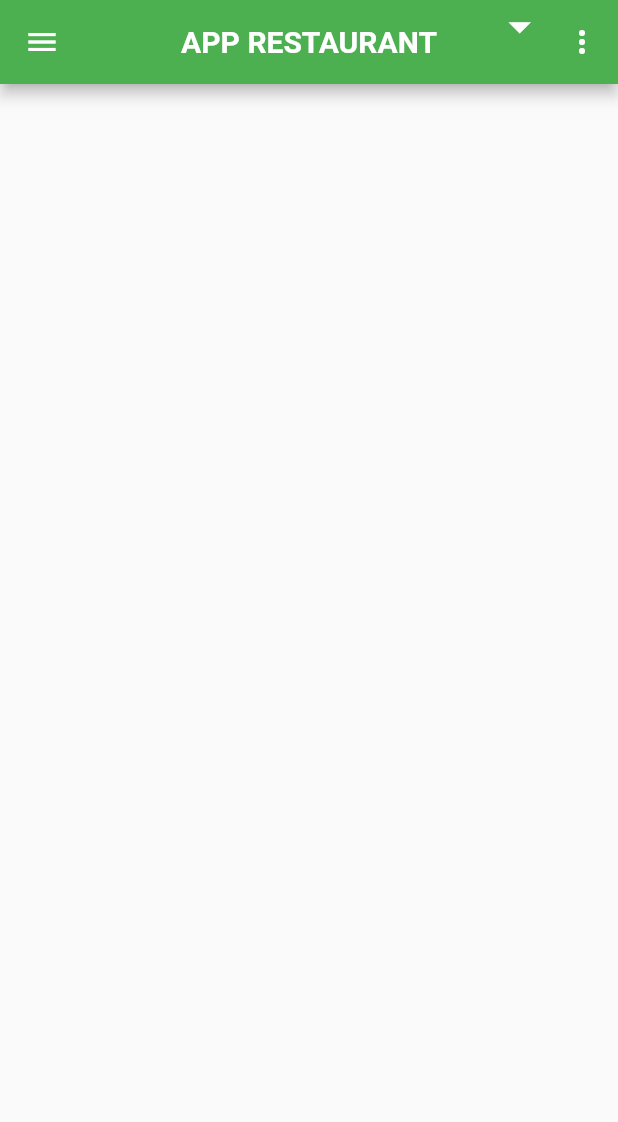
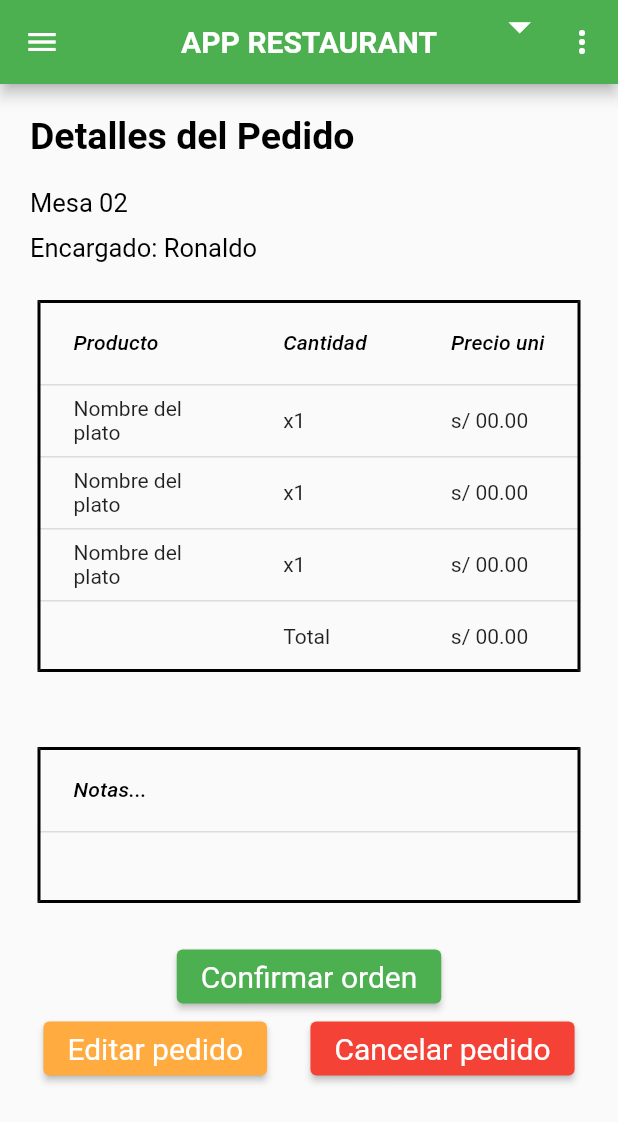
Before and after one commit to xmarzx/movilFlutter, a Flutter app: the screen it shows after launch, on a phone screen of 412 x 824 dp. Shown: the top 1122 px of the screen. Run offline on Flutter 3.47's test engine with Material 2 defaults, Android fonts, the phone set to English and light mode, and no system bars.

Commit message:
first demo DetallesPedido screen

```diff
--- /dev/null
+++ b/lib/Screens/Components/cancelar_button.dart
@@ -0,0 +1,25 @@
+import 'package:flutter/material.dart';
+
+class CancelarButton extends StatefulWidget {
+  const CancelarButton({super.key});
+
+  @override
+  State<CancelarButton> createState() => _CancelarButtonState();
+}
+
+class _CancelarButtonState extends State<CancelarButton> {
+  @override
+  Widget build(BuildContext context) {
+    final ButtonStyle style =
+    ElevatedButton.styleFrom(
+      textStyle: const TextStyle(fontSize: 20),
+      backgroundColor: Colors.red,
+    );
+
+    return ElevatedButton(
+      style: style,
+      onPressed: () {},
+      child: const Text('Cancelar pedido'),
+    );
+  }
+}
--- /dev/null
+++ b/lib/Screens/Components/confirmar_button.dart
@@ -0,0 +1,25 @@
+import 'package:flutter/material.dart';
+
+class ConfirmarButton extends StatefulWidget {
+  const ConfirmarButton({super.key});
+
+  @override
+  State<ConfirmarButton> createState() => _ConfirmarButtonState();
+}
+
+class _ConfirmarButtonState extends State<ConfirmarButton> {
+  @override
+  Widget build(BuildContext context) {
+    final ButtonStyle style =
+    ElevatedButton.styleFrom(
+      textStyle: const TextStyle(fontSize: 20),
+      backgroundColor: Colors.green,
+    );
+
+    return ElevatedButton(
+      style: style,
+      onPressed: () {},
+      child: const Text('Confirmar orden'),
+    );
+  }
+}
--- /dev/null
+++ b/lib/Screens/Components/editar_button.dart
@@ -0,0 +1,25 @@
+import 'package:flutter/material.dart';
+
+class EditarButton extends StatefulWidget {
+  const EditarButton({super.key});
+
+  @override
+  State<EditarButton> createState() => _EditarButtonState();
+}
+
+class _EditarButtonState extends State<EditarButton> {
+  @override
+  Widget build(BuildContext context) {
+    final ButtonStyle style =
+    ElevatedButton.styleFrom(
+      textStyle: const TextStyle(fontSize: 20),
+      backgroundColor: Colors.orangeAccent,
+    );
+
+    return ElevatedButton(
+      style: style,
+      onPressed: () {},
+      child: const Text('Editar pedido'),
+    );
+  }
+}
--- /dev/null
+++ b/lib/Screens/Components/table_details.dart
@@ -0,0 +1,70 @@
+import 'package:flutter/material.dart';
+
+class TableDetails extends StatelessWidget {
+  const TableDetails({super.key});
+
+  @override
+  Widget build(BuildContext context) {
+    return DataTable(
+      border: TableBorder.symmetric(
+          outside: const BorderSide(width: 2, color: Colors.black)
+      ),
+      columns: const <DataColumn>[
+        DataColumn(
+          label: Expanded(
+            child: Text(
+              'Producto',
+              style: TextStyle(fontStyle: FontStyle.italic),
+            ),
+          ),
+        ),
+        DataColumn(
+          label: Expanded(
+            child: Text(
+              'Cantidad',
+              style: TextStyle(fontStyle: FontStyle.italic),
+            ),
+          ),
+        ),
+        DataColumn(
+          label: Expanded(
+            child: Text(
+              'Precio unidad',
+              style: TextStyle(fontStyle: FontStyle.italic),
+            ),
+          ),
+        ),
+      ],
+      rows: const <DataRow>[
+        DataRow(
+          cells: <DataCell>[
+            DataCell(Text('Nombre del plato')),
+            DataCell(Text('x1')),
+            DataCell(Text('s/ 00.00')),
+          ],
+        ),
+        DataRow(
+          cells: <DataCell>[
+            DataCell(Text('Nombre del plato')),
+            DataCell(Text('x1')),
+            DataCell(Text('s/ 00.00')),
+          ],
+        ),
+        DataRow(
+          cells: <DataCell>[
+            DataCell(Text('Nombre del plato')),
+            DataCell(Text('x1')),
+            DataCell(Text('s/ 00.00')),
+          ],
+        ),
+        DataRow(
+          cells: <DataCell>[
+            DataCell(Text('')),
+            DataCell(Text('Total')),
+            DataCell(Text('s/ 00.00')),
+          ],
+        ),
+      ],
+    );
+  }
+}
--- /dev/null
+++ b/lib/Screens/Components/table_notes.dart
@@ -0,0 +1,31 @@
+import 'package:flutter/material.dart';
+
+class TableNotes extends StatelessWidget {
+  const TableNotes({super.key});
+
+  @override
+  Widget build(BuildContext context) {
+    return DataTable(
+      border: TableBorder.symmetric(
+          outside: const BorderSide(width: 2, color: Colors.black)
+      ),
+      columns: const <DataColumn>[
+        DataColumn(
+          label: Expanded(
+            child: Text(
+              'Notas...',
+              style: TextStyle(fontStyle: FontStyle.italic),
+            ),
+          ),
+        ),
+      ],
+      rows: const <DataRow>[
+        DataRow(
+          cells: <DataCell>[
+            DataCell(Text('')),
+          ],
+        ),
+      ],
+    );
+  }
+}
--- a/lib/Screens/detalles_pedidos.dart
+++ b/lib/Screens/detalles_pedidos.dart
@@ -1,7 +1,12 @@
 import 'package:flutter/material.dart';
+import 'package:order_food_app/Screens/Components/cancelar_button.dart';
+import 'package:order_food_app/Screens/Components/confirmar_button.dart';
 import 'package:order_food_app/Screens/Components/drawer_sidebar.dart';
 import 'package:order_food_app/Screens/Components/dropdown_button.dart';
+import 'package:order_food_app/Screens/Components/editar_button.dart';
 import 'package:order_food_app/Screens/Components/popupmenu_button.dart';
+import 'package:order_food_app/Screens/Components/table_details.dart';
+import 'package:order_food_app/Screens/Components/table_notes.dart';
 
 class DetallesPedidos extends StatelessWidget {
   const DetallesPedidos({super.key});
@@ -26,7 +31,72 @@ class DetallesPedidos extends StatelessWidget {
         ],
       ),
       drawer: const DrawerSidebar(),
+      body: SingleChildScrollView(
 
+        child: Column(
+          children: [
+
+            Container(
+              alignment: Alignment.topLeft,
+              margin: const EdgeInsets.only(top: 20, left: 20),
+              child: const Text(
+                "Detalles del Pedido",
+                style: TextStyle(
+                    fontSize: 25,
+                    fontWeight: FontWeight.bold, color: Colors.black),
+              ),
+            ),
+
+            Container(
+              alignment: Alignment.topLeft,
+              margin: const EdgeInsets.only(left: 20, top: 20),
+              child: const Text(
+                "Mesa 02",
+                style: TextStyle(
+                    fontSize: 17,
+                    fontWeight: FontWeight.normal, color: Colors.black),
+              ),
+            ),
+
+            Container(
+              alignment: Alignment.topLeft,
+              margin: const EdgeInsets.only(left: 20, top: 10),
+              child: const Text(
+                "Encargado: Ronaldo",
+                style: TextStyle(
+                    fontSize: 17,
+                    fontWeight: FontWeight.normal, color: Colors.black),
+              ),
+            ),
+
+            const Padding(
+              padding: EdgeInsets.all(25),
+              child: TableDetails(),
+            ),
+
+            const Padding(
+              padding: EdgeInsets.all(25),
+              child: TableNotes(),
+            ),
+
+            Row(
+              mainAxisAlignment: MainAxisAlignment.center,
+              children: const [
+                ConfirmarButton()
+              ],
+            ),
+
+            Row(
+              mainAxisAlignment: MainAxisAlignment.spaceEvenly,
+              children: const [
+                EditarButton(),
+                CancelarButton(),
+              ],
+            ),
+
+          ],
+        ),
+      ),
     );
   }
 }
```
